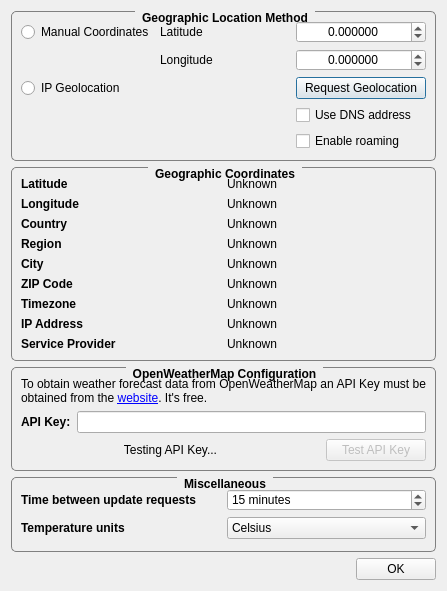
Old version of the form ConfigurationDialog.ui in the repository FelixdelasPozas/TrayWeather.
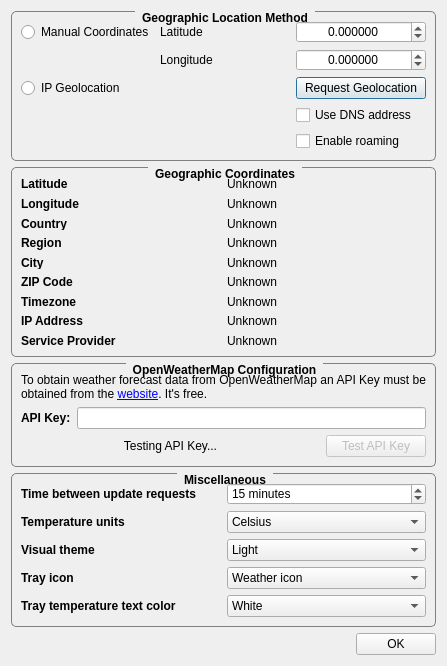
New version of the form. Icons and pictures are not drawn.

Commit message: Temperature in the tray icon. Light/Dark theme. Version 1.4.

What changed in the file:
```diff
--- a/ConfigurationDialog.ui
+++ b/ConfigurationDialog.ui
@@ -7,19 +7,13 @@
     <x>0</x>
     <y>0</y>
     <width>447</width>
-    <height>591</height>
+    <height>666</height>
    </rect>
   </property>
   <property name="minimumSize">
    <size>
     <width>447</width>
-    <height>591</height>
-   </size>
-  </property>
-  <property name="maximumSize">
-   <size>
-    <width>447</width>
-    <height>591</height>
+    <height>666</height>
    </size>
   </property>
   <property name="windowTitle">
@@ -595,6 +589,19 @@
           </property>
          </widget>
         </item>
+        <item row="2" column="0">
+         <widget class="QLabel" name="label_14">
+          <property name="font">
+           <font>
+            <weight>75</weight>
+            <bold>true</bold>
+           </font>
+          </property>
+          <property name="text">
+           <string>Visual theme</string>
+          </property>
+         </widget>
+        </item>
         <item row="1" column="1">
          <widget class="QComboBox" name="m_tempComboBox">
           <item>
@@ -617,6 +624,79 @@
           </item>
          </widget>
         </item>
+        <item row="2" column="1">
+         <widget class="QComboBox" name="m_theme">
+          <item>
+           <property name="text">
+            <string>Light</string>
+           </property>
+          </item>
+          <item>
+           <property name="text">
+            <string>Dark</string>
+           </property>
+          </item>
+         </widget>
+        </item>
+        <item row="3" column="0">
+         <widget class="QLabel" name="label_15">
+          <property name="font">
+           <font>
+            <weight>75</weight>
+            <bold>true</bold>
+           </font>
+          </property>
+          <property name="text">
+           <string>Tray icon</string>
+          </property>
+         </widget>
+        </item>
+        <item row="3" column="1">
+         <widget class="QComboBox" name="m_trayIconType">
+          <item>
+           <property name="text">
+            <string>Weather icon</string>
+           </property>
+          </item>
+          <item>
+           <property name="text">
+            <string>Temperature</string>
+           </property>
+          </item>
+          <item>
+           <property name="text">
+            <string>Weather icon &amp; temperature</string>
+           </property>
+          </item>
+         </widget>
+        </item>
+        <item row="4" column="0">
+         <widget class="QLabel" name="label_16">
+          <property name="font">
+           <font>
+            <weight>75</weight>
+            <bold>true</bold>
+           </font>
+          </property>
+          <property name="text">
+           <string>Tray temperature text color</string>
+          </property>
+         </widget>
+        </item>
+        <item row="4" column="1">
+         <widget class="QComboBox" name="m_trayTempColor">
+          <item>
+           <property name="text">
+            <string>White</string>
+           </property>
+          </item>
+          <item>
+           <property name="text">
+            <string>Black</string>
+           </property>
+          </item>
+         </widget>
+        </item>
        </layout>
       </item>
      </layout>
```
The commit also changes 221 other files.
